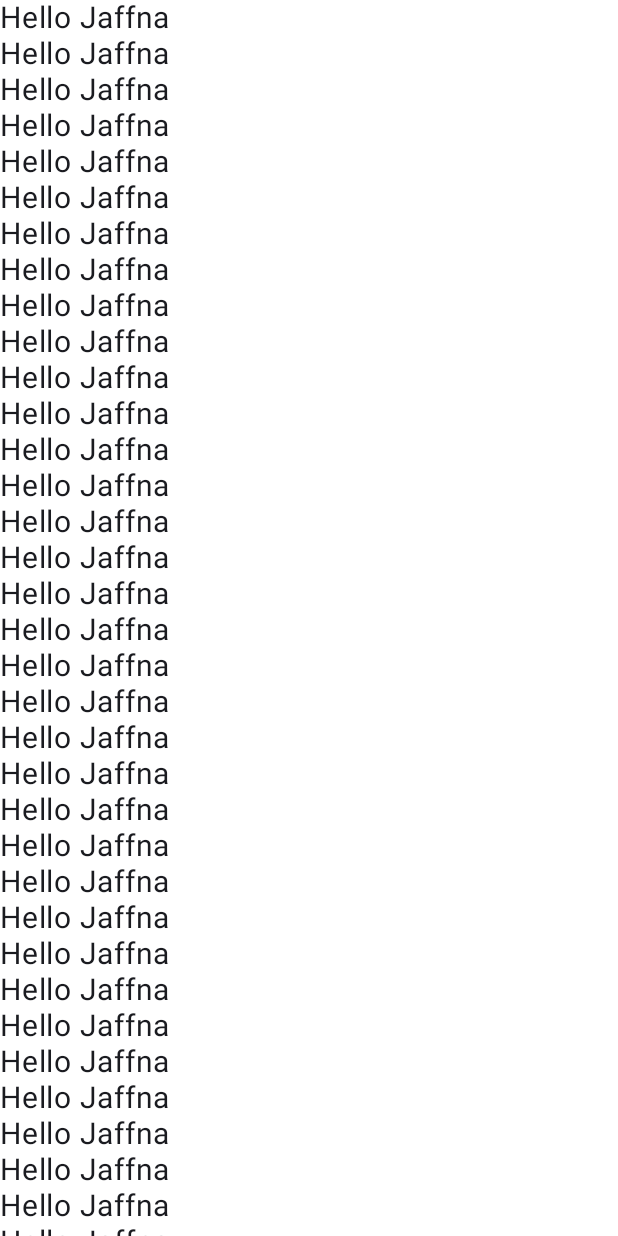
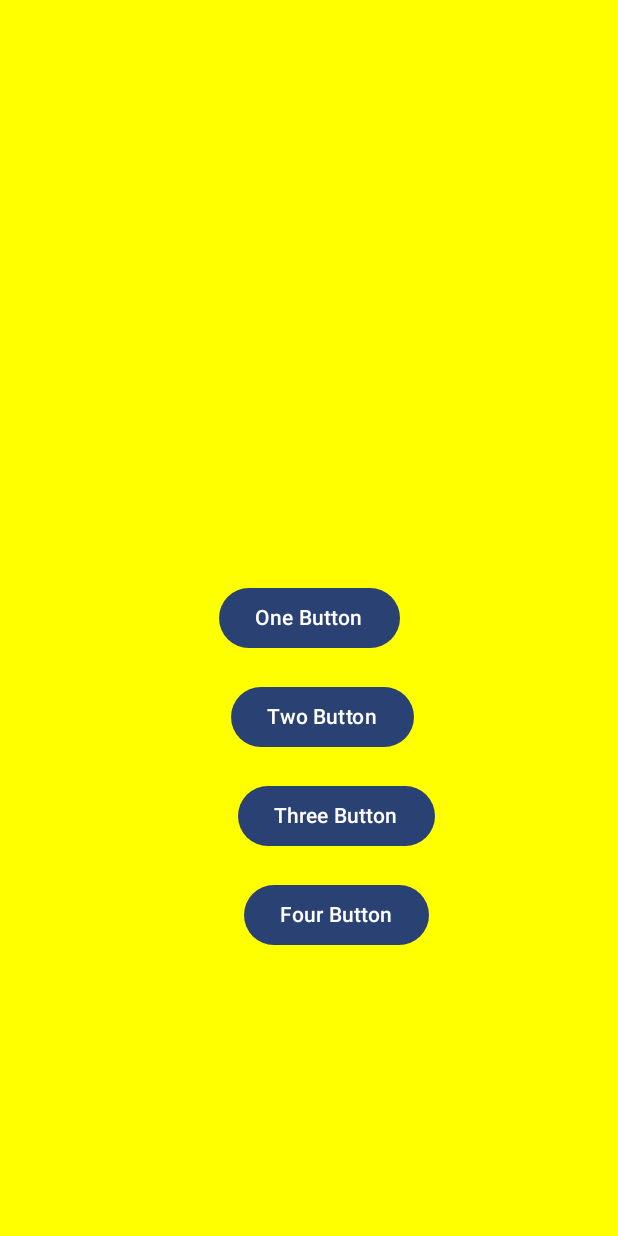
Before and after one commit to thuyavansc/JetpackComposeUI_1, an Android app built with Jetpack Compose: the screen it shows after launch (MainActivity), on a phone screen of 412 x 824 dp. Run offline under Robolectric (Android 15) with nearby library versions, the phone set to English and light mode, and no system bars; our stand-ins replace constraintlayout-compose.

Commit message:
constraint Layout with buttons

```diff
--- a/app/build.gradle.kts
+++ b/app/build.gradle.kts
@@ -66,4 +66,7 @@ dependencies {
     androidTestImplementation("androidx.compose.ui:ui-test-junit4")
     debugImplementation("androidx.compose.ui:ui-tooling")
     debugImplementation("androidx.compose.ui:ui-test-manifest")
+
+//    constraintlayout
+    implementation ("androidx.constraintlayout:constraintlayout-compose:1.0.1")
 }
--- a/app/src/main/java/au/com/softclient/myapplication/MainActivity.kt
+++ b/app/src/main/java/au/com/softclient/myapplication/MainActivity.kt
@@ -11,6 +11,7 @@ import androidx.compose.foundation.layout.fillMaxSize
 import androidx.compose.foundation.layout.fillMaxWidth
 import androidx.compose.foundation.rememberScrollState
 import androidx.compose.foundation.verticalScroll
+import androidx.compose.material3.Button
 import androidx.compose.material3.MaterialTheme
 import androidx.compose.material3.Surface
 import androidx.compose.material3.Text
@@ -18,7 +19,9 @@ import androidx.compose.runtime.Composable
 import androidx.compose.ui.Modifier
 import androidx.compose.ui.graphics.Color
 import androidx.compose.ui.tooling.preview.Preview
+import androidx.compose.ui.unit.dp
 import androidx.compose.ui.unit.sp
+import androidx.constraintlayout.compose.ConstraintLayout
 import au.com.softclient.myapplication.ui.theme.MyApplicationTheme
 
 class MainActivity : ComponentActivity() {
@@ -31,8 +34,9 @@ class MainActivity : ComponentActivity() {
                     modifier = Modifier.fillMaxSize(),
                     color = MaterialTheme.colorScheme.background
                 ) {
-                    Greeting("Android");
-                    CreateUI();
+                    //Greeting("Android");
+                    //CreateUI();
+                    ConstraintView();
 
                 }
             }
@@ -64,10 +68,57 @@ fun CreateUI(){
             .fillMaxWidth()
             .fillMaxHeight()
             .background(Color.White)){
-        Column(Modifier.verticalScroll(rememberScrollState()).fillMaxWidth()) {
+        Column(
+            Modifier
+                .verticalScroll(rememberScrollState())
+                .fillMaxWidth()) {
             repeat(50){ Text(text = "Hello Jaffna", fontSize = 20.sp)}
             Text(text = "Hello World!", fontSize = 16.sp)
         }
 
     }
 }
+
+@Preview
+@Composable
+fun ConstraintView(){
+    ConstraintLayout(
+        Modifier
+            .fillMaxSize()
+            .background(Color.Yellow)) {
+
+        val(one, two, three, four) = createRefs();
+
+        Button(onClick = { /*TODO*/ }, Modifier.constrainAs(one){
+            top.linkTo(parent.top, 18.dp)
+            bottom.linkTo(parent.bottom, 18.dp)
+            start.linkTo(parent.start, 18.dp)
+            end.linkTo(parent.end, 18.dp)
+        }) {
+            Text(text = "One Button");
+        }
+        Button(onClick = { /*TODO*/ }, Modifier.constrainAs(two){
+            top.linkTo(one.bottom, 18.dp)
+            start.linkTo(one.start, 18.dp)
+            end.linkTo(one.end)
+        }) {
+            Text(text = "Two Button");
+        }
+        Button(onClick = { /*TODO*/ }, Modifier.constrainAs(three){
+            top.linkTo(two.bottom, 18.dp)
+            start.linkTo(two.start, 18.dp)
+            end.linkTo(two.end)
+        }) {
+            Text(text = "Three Button");
+        }
+        Button(onClick = { /*TODO*/ }, Modifier.constrainAs(four){
+            top.linkTo(three.bottom, 18.dp)
+            start.linkTo(three.start)
+            end.linkTo(three.end)
+        }) {
+            Text(text = "Four Button");
+        }
+
+    }
+
+}
```
